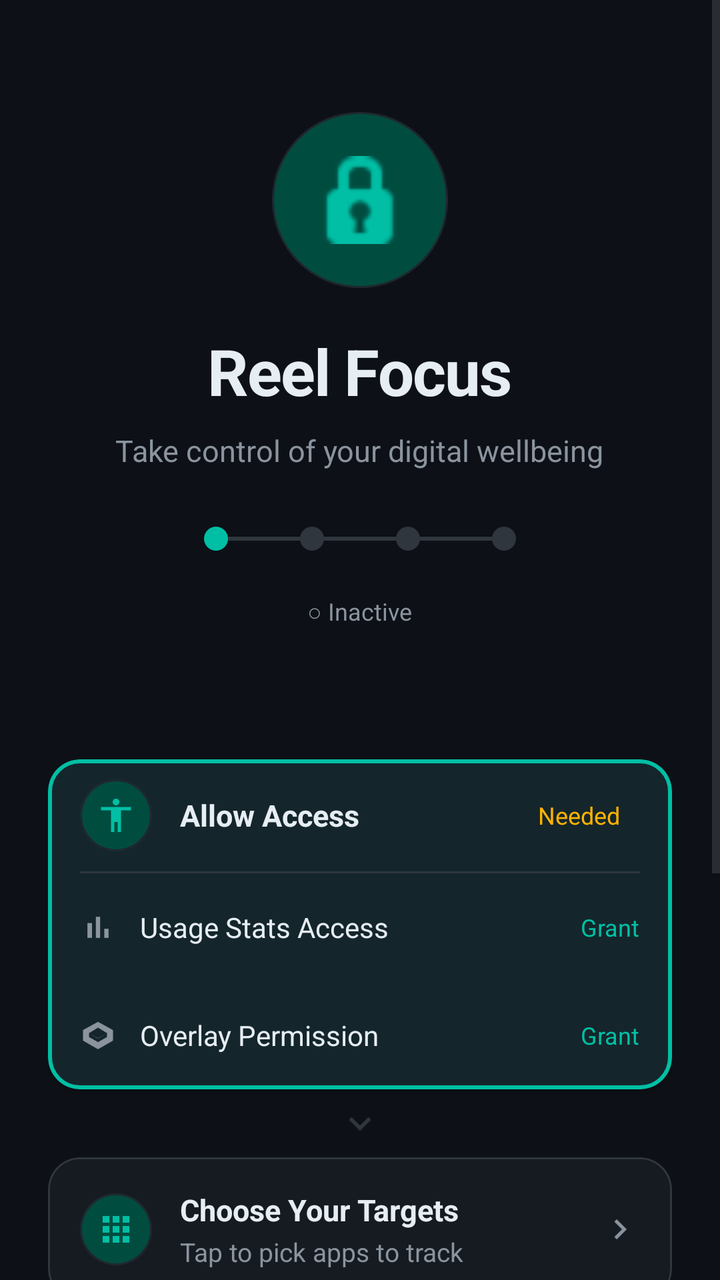
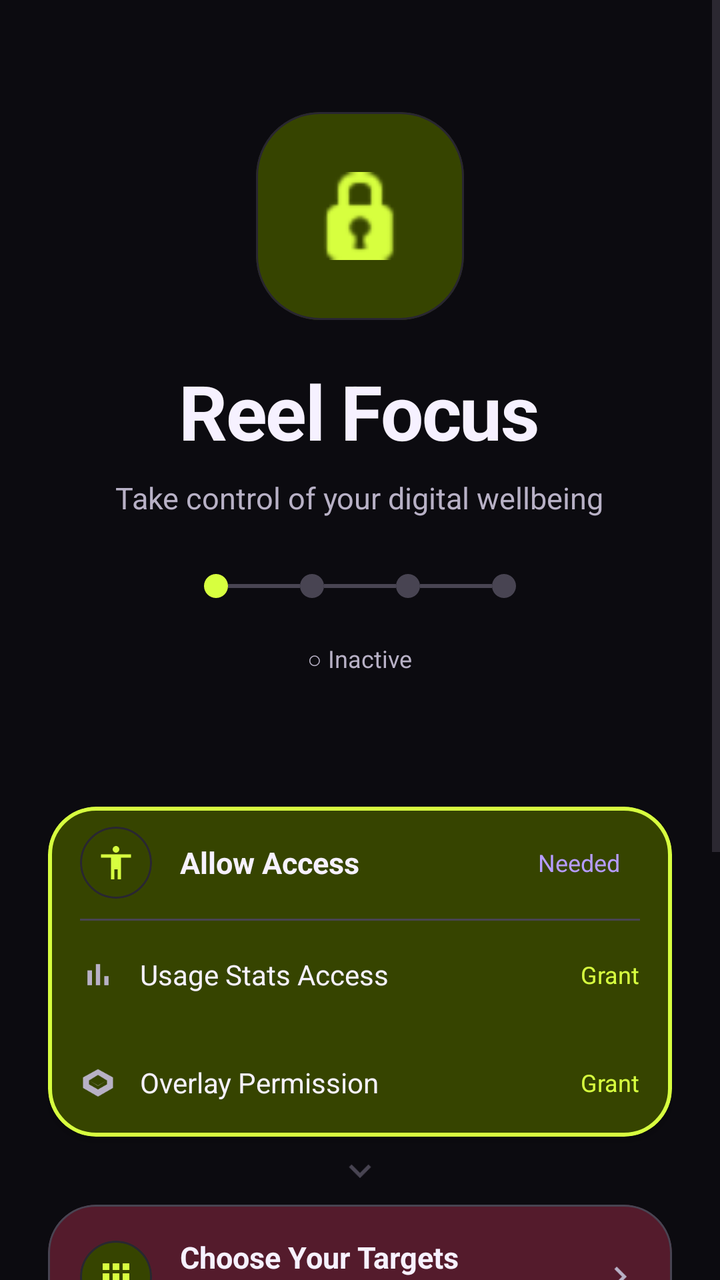

An Android layout rendered at two revisions. The XML below is the earlier revision; the diff shows what the commit changed to produce the second picture.
<!-- AndroidManifest.xml: application theme Theme.ReelFocus -->
<!-- res/layout/activity_main.xml -->
<?xml version="1.0" encoding="utf-8"?>
<androidx.coordinatorlayout.widget.CoordinatorLayout
    xmlns:android="http://schemas.android.com/apk/res/android"
    xmlns:app="http://schemas.android.com/apk/res-auto"
    android:layout_width="match_parent"
    android:layout_height="match_parent"
    android:background="@color/md_theme_background">

    <ScrollView
        android:layout_width="match_parent"
        android:layout_height="match_parent"
        android:fillViewport="true">

        <LinearLayout
            android:layout_width="match_parent"
            android:layout_height="wrap_content"
            android:orientation="vertical"
            android:paddingStart="24dp"
            android:paddingEnd="24dp"
            android:paddingTop="56dp"
            android:paddingBottom="32dp">

            
            <LinearLayout
                android:layout_width="match_parent"
                android:layout_height="wrap_content"
                android:orientation="vertical"
                android:gravity="center"
                android:layout_marginBottom="36dp">

                <com.google.android.material.card.MaterialCardView
                    android:layout_width="88dp"
                    android:layout_height="88dp"
                    app:cardCornerRadius="44dp"
                    app:cardElevation="0dp"
                    app:cardBackgroundColor="@color/md_theme_primary_container"
                    android:layout_marginBottom="20dp">
                    <ImageView
                        android:layout_width="44dp"
                        android:layout_height="44dp"
                        android:layout_gravity="center"
                        android:src="@android:drawable/ic_secure"
                        app:tint="@color/md_theme_primary"
                        android:contentDescription="@string/app_name"/>
                </com.google.android.material.card.MaterialCardView>

                <TextView
                    android:layout_width="wrap_content"
                    android:layout_height="wrap_content"
                    android:text="@string/app_name"
                    android:textSize="32sp"
                    android:textStyle="bold"
                    android:textColor="@color/md_theme_on_background"
                    android:letterSpacing="-0.02"
                    android:layout_marginBottom="8dp"/>

                <TextView
                    android:layout_width="wrap_content"
                    android:layout_height="wrap_content"
                    android:text="@string/app_tagline"
                    android:textSize="15sp"
                    android:textColor="@color/md_theme_on_surface_variant"
                    android:gravity="center"
                    android:layout_marginBottom="28dp"/>

                
                <LinearLayout
                    android:layout_width="wrap_content"
                    android:layout_height="wrap_content"
                    android:orientation="horizontal"
                    android:gravity="center_vertical">

                    <View
                        android:id="@+id/dot_1"
                        android:layout_width="12dp"
                        android:layout_height="12dp"
                        android:background="@drawable/progress_dot"
                        android:backgroundTint="@color/md_theme_primary"/>

                    <View
                        android:id="@+id/line_1_2"
                        android:layout_width="36dp"
                        android:layout_height="2dp"
                        android:background="@color/md_theme_outline"/>

                    <View
                        android:id="@+id/dot_2"
                        android:layout_width="12dp"
                        android:layout_height="12dp"
                        android:background="@drawable/progress_dot"
                        android:backgroundTint="@color/md_theme_outline"/>

                    <View
                        android:id="@+id/line_2_3"
                        android:layout_width="36dp"
                        android:layout_height="2dp"
                        android:background="@color/md_theme_outline"/>

                    <View
                        android:id="@+id/dot_3"
                        android:layout_width="12dp"
                        android:layout_height="12dp"
                        android:background="@drawable/progress_dot"
                        android:backgroundTint="@color/md_theme_outline"/>

                    <View
                        android:id="@+id/line_3_4"
                        android:layout_width="36dp"
                        android:layout_height="2dp"
                        android:background="@color/md_theme_outline"/>

                    <View
                        android:id="@+id/dot_4"
                        android:layout_width="12dp"
                        android:layout_height="12dp"
                        android:background="@drawable/progress_dot"
                        android:backgroundTint="@color/md_theme_outline"/>

                </LinearLayout>

                
                <TextView
                    android:id="@+id/monitoring_chip"
                    android:layout_width="wrap_content"
                    android:layout_height="wrap_content"
                    android:text="○ Inactive"
                    android:textSize="12sp"
                    android:textColor="@color/md_theme_on_surface_variant"
                    android:paddingStart="14dp"
                    android:paddingEnd="14dp"
                    android:paddingTop="6dp"
                    android:paddingBottom="6dp"
                    android:background="@drawable/m3_state_layer_background"
                    android:layout_marginTop="16dp"/>

                
                <TextView
                    android:id="@+id/streak_text"
                    android:layout_width="wrap_content"
                    android:layout_height="wrap_content"
                    android:text=""
                    android:textSize="13sp"
                    android:textColor="@color/md_theme_tertiary"
                    android:layout_marginTop="6dp"/>

            </LinearLayout>

            
            <com.google.android.material.card.MaterialCardView
                android:id="@+id/permissions_card"
                android:layout_width="match_parent"
                android:layout_height="wrap_content"
                app:cardCornerRadius="16dp"
                app:cardElevation="2dp"
                app:cardBackgroundColor="@color/md_theme_surface"
                app:strokeColor="@color/md_theme_primary"
                app:strokeWidth="2dp">

                <LinearLayout
                    android:layout_width="match_parent"
                    android:layout_height="wrap_content"
                    android:orientation="vertical">

                    
                    <LinearLayout
                        android:layout_width="match_parent"
                        android:layout_height="56dp"
                        android:orientation="horizontal"
                        android:gravity="center_vertical"
                        android:paddingStart="16dp"
                        android:paddingEnd="16dp">

                        <com.google.android.material.card.MaterialCardView
                            android:layout_width="36dp"
                            android:layout_height="36dp"
                            app:cardCornerRadius="18dp"
                            app:cardElevation="0dp"
                            app:cardBackgroundColor="@color/md_theme_primary_container">
                            <ImageView
                                android:layout_width="20dp"
                                android:layout_height="20dp"
                                android:layout_gravity="center"
                                android:src="@drawable/ic_accessibility"
                                app:tint="@color/md_theme_primary"/>
                        </com.google.android.material.card.MaterialCardView>

                        <TextView
                            android:layout_width="0dp"
                            android:layout_height="wrap_content"
                            android:layout_weight="1"
                            android:text="Allow Access"
                            android:textSize="15sp"
                            android:textStyle="bold"
                            android:textColor="@color/md_theme_on_surface"
                            android:layout_marginStart="14dp"/>

                        <TextView
                            android:id="@+id/perm_badge"
                            android:layout_width="wrap_content"
                            android:layout_height="wrap_content"
                            android:text="Needed"
                            android:textSize="12sp"
                            android:textColor="@color/md_theme_tertiary"
                            android:paddingStart="10dp"
                            android:paddingEnd="10dp"
                            android:paddingTop="4dp"
                            android:paddingBottom="4dp"
                            android:background="@drawable/m3_state_layer_background"/>

                    </LinearLayout>

                    <View
                        android:layout_width="match_parent"
                        android:layout_height="1dp"
                        android:background="@color/md_theme_outline"
                        android:layout_marginStart="16dp"
                        android:layout_marginEnd="16dp"/>

                    
                    <LinearLayout
                        android:id="@+id/usage_stats_container"
                        android:layout_width="match_parent"
                        android:layout_height="54dp"
                        android:orientation="horizontal"
                        android:gravity="center_vertical"
                        android:paddingStart="16dp"
                        android:paddingEnd="16dp"
                        android:clickable="true"
                        android:focusable="true"
                        android:background="?attr/selectableItemBackground">

                        <ImageView
                            android:layout_width="18dp"
                            android:layout_height="18dp"
                            android:src="@drawable/ic_analytics"
                            app:tint="@color/md_theme_on_surface_variant"/>

                        <TextView
                            android:layout_width="0dp"
                            android:layout_height="wrap_content"
                            android:layout_weight="1"
                            android:text="@string/usage_stats_access"
                            android:textSize="14sp"
                            android:textColor="@color/md_theme_on_surface"
                            android:layout_marginStart="12dp"/>

                        <TextView
                            android:id="@+id/usage_stats_status"
                            android:layout_width="wrap_content"
                            android:layout_height="wrap_content"
                            android:text="@string/grant"
                            android:textSize="12sp"
                            android:textColor="@color/md_theme_primary"/>

                    </LinearLayout>

                    
                    <LinearLayout
                        android:id="@+id/overlay_permission_container"
                        android:layout_width="match_parent"
                        android:layout_height="54dp"
                        android:orientation="horizontal"
                        android:gravity="center_vertical"
                        android:paddingStart="16dp"
                        android:paddingEnd="16dp"
                        android:clickable="true"
                        android:focusable="true"
                        android:background="?attr/selectableItemBackground">

                        <ImageView
                            android:layout_width="18dp"
                            android:layout_height="18dp"
                            android:src="@drawable/ic_layers"
                            app:tint="@color/md_theme_on_surface_variant"/>

                        <TextView
                            android:layout_width="0dp"
                            android:layout_height="wrap_content"
                            android:layout_weight="1"
                            android:text="@string/overlay_permission"
                            android:textSize="14sp"
                            android:textColor="@color/md_theme_on_surface"
                            android:layout_marginStart="12dp"/>

                        <TextView
                            android:id="@+id/overlay_status"
                            android:layout_width="wrap_content"
                            android:layout_height="wrap_content"
                            android:text="@string/grant"
                            android:textSize="12sp"
                            android:textColor="@color/md_theme_primary"/>

                    </LinearLayout>

                </LinearLayout>
            </com.google.android.material.card.MaterialCardView>

            
            <ImageView
                android:id="@+id/arrow_1"
                android:layout_width="22dp"
                android:layout_height="22dp"
                android:layout_gravity="center_horizontal"
                android:src="@drawable/ic_chevron_right"
                android:rotation="90"
                app:tint="@color/md_theme_outline"
                android:layout_marginTop="6dp"
                android:layout_marginBottom="6dp"/>

            
            <com.google.android.material.card.MaterialCardView
                android:id="@+id/select_apps_card"
                android:layout_width="match_parent"
                android:layout_height="wrap_content"
                app:cardCornerRadius="16dp"
                app:cardElevation="0dp"
                app:cardBackgroundColor="@color/md_theme_surface"
                app:strokeColor="@color/md_theme_outline"
                app:strokeWidth="1dp"
                android:clickable="true"
                android:focusable="true">

                <LinearLayout
                    android:layout_width="match_parent"
                    android:layout_height="72dp"
                    android:orientation="horizontal"
                    android:gravity="center_vertical"
                    android:paddingStart="16dp"
                    android:paddingEnd="16dp">

                    <com.google.android.material.card.MaterialCardView
                        android:layout_width="36dp"
                        android:layout_height="36dp"
                        app:cardCornerRadius="18dp"
                        app:cardElevation="0dp"
                        app:cardBackgroundColor="@color/md_theme_primary_container">
                        <ImageView
                            android:layout_width="20dp"
                            android:layout_height="20dp"
                            android:layout_gravity="center"
                            android:src="@drawable/ic_apps"
                            app:tint="@color/md_theme_primary"/>
                    </com.google.android.material.card.MaterialCardView>

                    <LinearLayout
                        android:layout_width="0dp"
                        android:layout_height="wrap_content"
                        android:layout_weight="1"
                        android:orientation="vertical"
                        android:layout_marginStart="14dp">

                        <TextView
                            android:layout_width="wrap_content"
                            android:layout_height="wrap_content"
                            android:text="Choose Your Targets"
                            android:textSize="15sp"
                            android:textStyle="bold"
                            android:textColor="@color/md_theme_on_surface"/>

                        <TextView
                            android:id="@+id/selected_apps_summary"
                            android:layout_width="wrap_content"
                            android:layout_height="wrap_content"
                            android:text="Tap to pick apps to track"
                            android:textSize="13sp"
                            android:textColor="@color/md_theme_on_surface_variant"
                            android:layout_marginTop="2dp"/>
                    </LinearLayout>

                    <ImageView
                        android:id="@+id/apps_action_icon"
                        android:layout_width="20dp"
                        android:layout_height="20dp"
                        android:src="@drawable/ic_chevron_right"
                        app:tint="@color/md_theme_on_surface_variant"/>

                </LinearLayout>
            </com.google.android.material.card.MaterialCardView>

            
            <ImageView
                android:id="@+id/arrow_2"
                android:layout_width="22dp"
                android:layout_height="22dp"
                android:layout_gravity="center_horizontal"
                android:src="@drawable/ic_chevron_right"
                android:rotation="90"
                app:tint="@color/md_theme_outline"
                android:layout_marginTop="6dp"
                android:layout_marginBottom="6dp"/>

            
            <com.google.android.material.card.MaterialCardView
                android:id="@+id/settings_card"
                android:layout_width="match_parent"
                android:layout_height="72dp"
                app:cardCornerRadius="16dp"
                app:cardElevation="0dp"
                app:cardBackgroundColor="@color/md_theme_surface"
                app:strokeColor="@color/md_theme_outline"
                app:strokeWidth="1dp"
                android:clickable="true"
                android:focusable="true">

                <LinearLayout
                    android:layout_width="match_parent"
                    android:layout_height="match_parent"
                    android:orientation="horizontal"
                    android:gravity="center_vertical"
                    android:paddingStart="16dp"
                    android:paddingEnd="16dp">

                    <com.google.android.material.card.MaterialCardView
                        android:layout_width="36dp"
                        android:layout_height="36dp"
                        app:cardCornerRadius="18dp"
                        app:cardElevation="0dp"
                        app:cardBackgroundColor="@color/md_theme_primary_container">
                        <ImageView
                            android:layout_width="20dp"
                            android:layout_height="20dp"
                            android:layout_gravity="center"
                            android:src="@drawable/ic_notification"
                            app:tint="@color/md_theme_primary"/>
                    </com.google.android.material.card.MaterialCardView>

                    <LinearLayout
                        android:layout_width="0dp"
                        android:layout_height="wrap_content"
                        android:layout_weight="1"
                        android:orientation="vertical"
                        android:layout_marginStart="14dp">

                        <TextView
                            android:layout_width="wrap_content"
                            android:layout_height="wrap_content"
                            android:text="Set Your Rules"
                            android:textSize="15sp"
                            android:textStyle="bold"
                            android:textColor="@color/md_theme_on_surface"/>

                        <TextView
                            android:layout_width="wrap_content"
                            android:layout_height="wrap_content"
                            android:text="Limits, overlay style &amp; more"
                            android:textSize="13sp"
                            android:textColor="@color/md_theme_on_surface_variant"
                            android:layout_marginTop="2dp"/>
                    </LinearLayout>

                    <ImageView
                        android:layout_width="20dp"
                        android:layout_height="20dp"
                        android:src="@drawable/ic_chevron_right"
                        app:tint="@color/md_theme_on_surface_variant"/>

                </LinearLayout>
            </com.google.android.material.card.MaterialCardView>

            
            <ImageView
                android:id="@+id/arrow_3"
                android:layout_width="22dp"
                android:layout_height="22dp"
                android:layout_gravity="center_horizontal"
                android:src="@drawable/ic_chevron_right"
                android:rotation="90"
                app:tint="@color/md_theme_outline"
                android:layout_marginTop="6dp"
                android:layout_marginBottom="6dp"/>

            
            <TextView
                android:id="@+id/status_message"
                android:layout_width="match_parent"
                android:layout_height="wrap_content"
                android:text="Complete the steps above to begin"
                android:textSize="13sp"
                android:textColor="@color/md_theme_on_surface_variant"
                android:gravity="center"
                android:paddingTop="4dp"
                android:paddingBottom="4dp"/>

            
            <TextView
                android:id="@+id/today_stats_text"
                android:layout_width="match_parent"
                android:layout_height="wrap_content"
                android:text=""
                android:textSize="13sp"
                android:textColor="@color/md_theme_on_surface_variant"
                android:gravity="center"
                android:paddingBottom="12dp"/>

            <com.google.android.material.button.MaterialButton
                android:id="@+id/start_button"
                style="@style/Widget.Material3.Button"
                android:layout_width="match_parent"
                android:layout_height="60dp"
                android:text="@string/start_monitoring"
                android:textSize="16sp"
                android:textStyle="bold"
                app:cornerRadius="30dp"
                app:elevation="0dp"
                android:enabled="false"/>

        </LinearLayout>
    </ScrollView>
</androidx.coordinatorlayout.widget.CoordinatorLayout>
<!-- resources referenced by this layout -->
<resources>
  <color name="md_theme_background">#0D1117</color>
  <color name="md_theme_on_background">#E6EDF3</color>
  <color name="md_theme_on_surface">#E6EDF3</color>
  <color name="md_theme_on_surface_variant">#8B949E</color>
  <color name="md_theme_outline">#30363D</color>
  <color name="md_theme_primary">#00BFA5</color>
  <color name="md_theme_primary_container">#004D40</color>
  <color name="md_theme_surface">#161B22</color>
  <color name="md_theme_tertiary">#FFB300</color>
  <style name="Theme.ReelFocus" parent="Theme.Material3.DayNight.NoActionBar">
          
          <item name="colorPrimary">@color/md_theme_primary</item>
          <item name="colorOnPrimary">@color/md_theme_on_primary</item>
          <item name="colorPrimaryContainer">@color/md_theme_primary_container</item>
          <item name="colorOnPrimaryContainer">@color/md_theme_on_primary_container</item>
          
          
          <item name="colorSecondary">@color/md_theme_secondary</item>
          <item name="colorOnSecondary">@color/md_theme_on_secondary</item>
          <item name="colorSecondaryContainer">@color/md_theme_secondary_container</item>
          <item name="colorOnSecondaryContainer">@color/md_theme_on_secondary_container</item>
          
          
          <item name="colorTertiary">@color/md_theme_tertiary</item>
          <item name="colorOnTertiary">@color/md_theme_on_tertiary</item>
          <item name="colorTertiaryContainer">@color/md_theme_tertiary_container</item>
          <item name="colorOnTertiaryContainer">@color/md_theme_on_tertiary_container</item>
          
          
          <item name="colorError">@color/md_theme_error</item>
          <item name="colorOnError">@color/md_theme_on_error</item>
          <item name="colorErrorContainer">@color/md_theme_error_container</item>
          <item name="colorOnErrorContainer">@color/md_theme_on_error_container</item>
          
          
          <item name="colorSurface">@color/md_theme_surface</item>
          <item name="colorOnSurface">@color/md_theme_on_surface</item>
          <item name="colorSurfaceVariant">@color/md_theme_surface_variant</item>
          <item name="colorOnSurfaceVariant">@color/md_theme_on_surface_variant</item>
          <item name="colorSurfaceContainerHighest">@color/md_theme_surface_container_highest</item>
          
          
          <item name="android:colorBackground">@color/md_theme_background</item>
          <item name="colorOnBackground">@color/md_theme_on_background</item>
          
          
          <item name="colorOutline">@color/md_theme_outline</item>
          <item name="colorOutlineVariant">@color/md_theme_outline_variant</item>
          
          
          <item name="shapeAppearanceSmallComponent">@style/ShapeAppearance.ReelFocus.SmallComponent</item>
          <item name="shapeAppearanceMediumComponent">@style/ShapeAppearance.ReelFocus.MediumComponent</item>
          <item name="shapeAppearanceLargeComponent">@style/ShapeAppearance.ReelFocus.LargeComponent</item>
          
          
          <item name="android:statusBarColor">@color/md_theme_background</item>
          <item name="android:navigationBarColor">@color/md_theme_background</item>
          <item name="android:windowLightStatusBar">false</item>
          <item name="android:windowDrawsSystemBarBackgrounds">true</item>
      </style>
  <color name="md_theme_on_primary">#003731</color>
  <color name="md_theme_on_primary_container">#A7F3E8</color>
  <color name="md_theme_secondary">#4DB6AC</color>
  <color name="md_theme_on_secondary">#003731</color>
  <color name="md_theme_secondary_container">#1A3F3B</color>
  <color name="md_theme_on_secondary_container">#B2DFDB</color>
  <color name="md_theme_on_tertiary">#3E2200</color>
  <color name="md_theme_tertiary_container">#5C3300</color>
  <color name="md_theme_on_tertiary_container">#FFE0A0</color>
  <color name="md_theme_error">#CF6679</color>
  <color name="md_theme_on_error">#680020</color>
  <color name="md_theme_error_container">#93002D</color>
  <color name="md_theme_on_error_container">#FFB3BF</color>
  <color name="md_theme_surface_variant">#21262D</color>
  <color name="md_theme_surface_container_highest">#30363D</color>
  <color name="md_theme_outline_variant">#21262D</color>
  <style name="ShapeAppearance.ReelFocus.SmallComponent" parent="ShapeAppearance.Material3.SmallComponent">
          <item name="cornerFamily">rounded</item>
          <item name="cornerSize">8dp</item>
      </style>
  <style name="ShapeAppearance.ReelFocus.MediumComponent" parent="ShapeAppearance.Material3.MediumComponent">
          <item name="cornerFamily">rounded</item>
          <item name="cornerSize">16dp</item>
      </style>
  <style name="ShapeAppearance.ReelFocus.LargeComponent" parent="ShapeAppearance.Material3.LargeComponent">
          <item name="cornerFamily">rounded</item>
          <item name="cornerSize">28dp</item>
      </style>
  <!-- unchanged entries left out for length: 14 -->
</resources>

<!-- the commit's change to res/layout/activity_main.xml (unified diff, before → after) -->
@@ -29,9 +29,9 @@
                 android:layout_marginBottom="36dp">
 
                 <com.google.android.material.card.MaterialCardView
-                    android:layout_width="88dp"
-                    android:layout_height="88dp"
-                    app:cardCornerRadius="44dp"
+                    android:layout_width="104dp"
+                    android:layout_height="104dp"
+                    app:cardCornerRadius="32dp"
                     app:cardElevation="0dp"
                     app:cardBackgroundColor="@color/md_theme_primary_container"
                     android:layout_marginBottom="20dp">
@@ -48,7 +48,7 @@
                     android:layout_width="wrap_content"
                     android:layout_height="wrap_content"
                     android:text="@string/app_name"
-                    android:textSize="32sp"
+                    android:textSize="38sp"
                     android:textStyle="bold"
                     android:textColor="@color/md_theme_on_background"
                     android:letterSpacing="-0.02"
@@ -150,9 +150,9 @@
                 android:id="@+id/permissions_card"
                 android:layout_width="match_parent"
                 android:layout_height="wrap_content"
-                app:cardCornerRadius="16dp"
+                app:cardCornerRadius="24dp"
                 app:cardElevation="2dp"
-                app:cardBackgroundColor="@color/md_theme_surface"
+                app:cardBackgroundColor="@color/md_theme_primary_container"
                 app:strokeColor="@color/md_theme_primary"
                 app:strokeWidth="2dp">
 
@@ -312,9 +312,9 @@
                 android:id="@+id/select_apps_card"
                 android:layout_width="match_parent"
                 android:layout_height="wrap_content"
-                app:cardCornerRadius="16dp"
+                app:cardCornerRadius="24dp"
                 app:cardElevation="0dp"
-                app:cardBackgroundColor="@color/md_theme_surface"
+                app:cardBackgroundColor="@color/md_theme_secondary_container"
                 app:strokeColor="@color/md_theme_outline"
                 app:strokeWidth="1dp"
                 android:clickable="true"
@@ -394,9 +394,9 @@
                 android:id="@+id/settings_card"
                 android:layout_width="match_parent"
                 android:layout_height="72dp"
-                app:cardCornerRadius="16dp"
+                app:cardCornerRadius="24dp"
                 app:cardElevation="0dp"
-                app:cardBackgroundColor="@color/md_theme_surface"
+                app:cardBackgroundColor="@color/md_theme_tertiary_container"
                 app:strokeColor="@color/md_theme_outline"
                 app:strokeWidth="1dp"
                 android:clickable="true"
<!-- resource entries referenced after the edit -->
@@ -1,15 +1,17 @@
 <!-- resources referenced by this layout -->
 <resources>
-  <color name="md_theme_background">#0D1117</color>
-  <color name="md_theme_on_background">#E6EDF3</color>
-  <color name="md_theme_on_surface">#E6EDF3</color>
-  <color name="md_theme_on_surface_variant">#8B949E</color>
-  <color name="md_theme_outline">#30363D</color>
-  <color name="md_theme_primary">#00BFA5</color>
-  <color name="md_theme_primary_container">#004D40</color>
-  <color name="md_theme_surface">#161B22</color>
-  <color name="md_theme_tertiary">#FFB300</color>
+  <color name="md_theme_background">#0C0B10</color>
+  <color name="md_theme_on_background">#F6F1FF</color>
+  <color name="md_theme_on_surface">#F6F1FF</color>
+  <color name="md_theme_on_surface_variant">#B8B1C6</color>
+  <color name="md_theme_outline">#484452</color>
+  <color name="md_theme_primary">#D7FF3F</color>
+  <color name="md_theme_primary_container">#364400</color>
+  <color name="md_theme_surface">#17151E</color>
+  <color name="md_theme_tertiary">#B69CFF</color>
   <style name="Theme.ReelFocus" parent="Theme.Material3.DayNight.NoActionBar">
+          <item name="materialButtonStyle">@style/Widget.ReelFocus.Button.Filled</item>
+  
           
           <item name="colorPrimary">@color/md_theme_primary</item>
           <item name="colorOnPrimary">@color/md_theme_on_primary</item>
@@ -58,35 +60,42 @@
           <item name="android:statusBarColor">@color/md_theme_background</item>
           <item name="android:navigationBarColor">@color/md_theme_background</item>
           <item name="android:windowLightStatusBar">false</item>
+          <item name="android:windowLightNavigationBar">false</item>
           <item name="android:windowDrawsSystemBarBackgrounds">true</item>
       </style>
-  <color name="md_theme_on_primary">#003731</color>
-  <color name="md_theme_on_primary_container">#A7F3E8</color>
-  <color name="md_theme_secondary">#4DB6AC</color>
-  <color name="md_theme_on_secondary">#003731</color>
-  <color name="md_theme_secondary_container">#1A3F3B</color>
-  <color name="md_theme_on_secondary_container">#B2DFDB</color>
-  <color name="md_theme_on_tertiary">#3E2200</color>
-  <color name="md_theme_tertiary_container">#5C3300</color>
-  <color name="md_theme_on_tertiary_container">#FFE0A0</color>
-  <color name="md_theme_error">#CF6679</color>
-  <color name="md_theme_on_error">#680020</color>
-  <color name="md_theme_error_container">#93002D</color>
-  <color name="md_theme_on_error_container">#FFB3BF</color>
-  <color name="md_theme_surface_variant">#21262D</color>
-  <color name="md_theme_surface_container_highest">#30363D</color>
-  <color name="md_theme_outline_variant">#21262D</color>
+  <style name="Widget.ReelFocus.Button.Filled" parent="Widget.Material3.Button">
+          <item name="cornerRadius">18dp</item>
+          <item name="android:minHeight">52dp</item>
+          <item name="android:stateListAnimator">@null</item>
+          <item name="elevation">0dp</item>
+      </style>
+  <color name="md_theme_on_primary">#202600</color>
+  <color name="md_theme_on_primary_container">#E8FF9A</color>
+  <color name="md_theme_secondary">#FF6685</color>
+  <color name="md_theme_on_secondary">#202600</color>
+  <color name="md_theme_secondary_container">#541B2C</color>
+  <color name="md_theme_on_secondary_container">#FFD3DE</color>
+  <color name="md_theme_on_tertiary">#24143F</color>
+  <color name="md_theme_tertiary_container">#38245F</color>
+  <color name="md_theme_on_tertiary_container">#E5D8FF</color>
+  <color name="md_theme_error">#FF647C</color>
+  <color name="md_theme_on_error">#3D0715</color>
+  <color name="md_theme_error_container">#6E1028</color>
+  <color name="md_theme_on_error_container">#FFD2DA</color>
+  <color name="md_theme_surface_variant">#292632</color>
+  <color name="md_theme_surface_container_highest">#484452</color>
+  <color name="md_theme_outline_variant">#292632</color>
   <style name="ShapeAppearance.ReelFocus.SmallComponent" parent="ShapeAppearance.Material3.SmallComponent">
           <item name="cornerFamily">rounded</item>
-          <item name="cornerSize">8dp</item>
+          <item name="cornerSize">12dp</item>
       </style>
   <style name="ShapeAppearance.ReelFocus.MediumComponent" parent="ShapeAppearance.Material3.MediumComponent">
           <item name="cornerFamily">rounded</item>
-          <item name="cornerSize">16dp</item>
+          <item name="cornerSize">22dp</item>
       </style>
   <style name="ShapeAppearance.ReelFocus.LargeComponent" parent="ShapeAppearance.Material3.LargeComponent">
           <item name="cornerFamily">rounded</item>
-          <item name="cornerSize">28dp</item>
+          <item name="cornerSize">32dp</item>
       </style>
   <!-- unchanged entries left out for length: 14 -->
 </resources>
